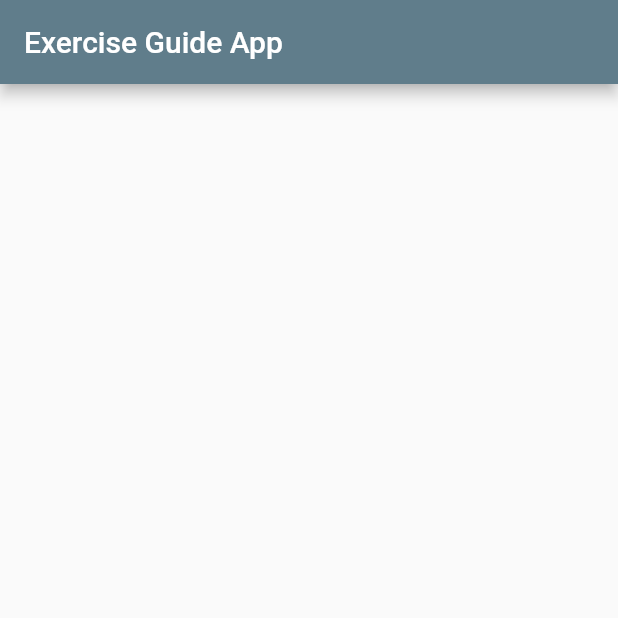
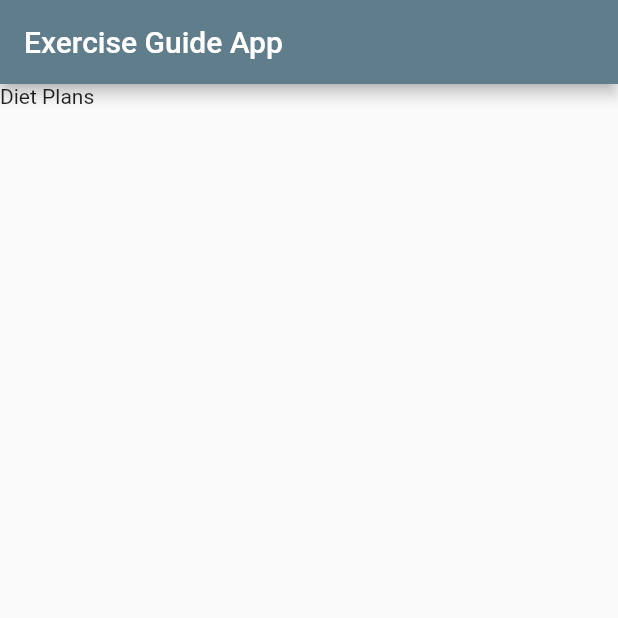
Before and after one commit to KunalG0312/exercise_guide_app, a Flutter app: the screen it shows after launch, item 4 of the bottom bar chosen, on a phone screen of 412 x 824 dp, the top half of it. Run offline on Flutter 3.47's test engine with Material 2 defaults, Android fonts, the phone set to English and light mode, and no system bars.

```diff
--- a/lib/dietPlans.dart
+++ b/lib/dietPlans.dart
@@ -5,6 +5,6 @@ class DietPlans extends StatelessWidget {
 
   @override
   Widget build(BuildContext context) {
-    return Scaffold();
+    return Scaffold(body: Text("Diet Plans"));
   }
 }
```
